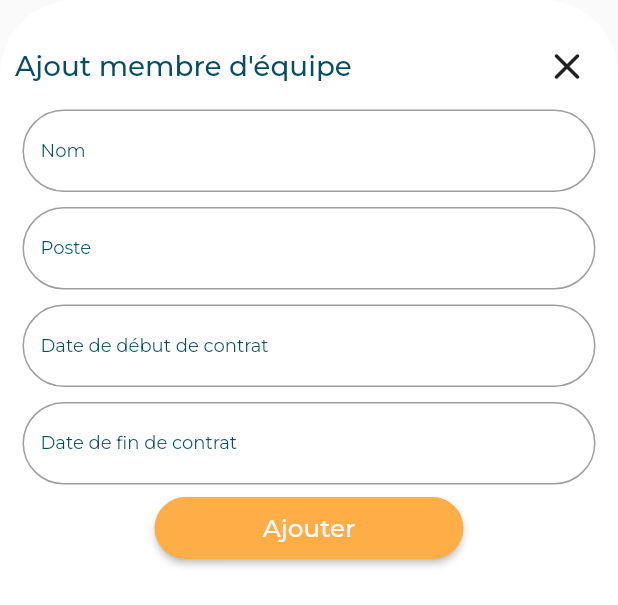
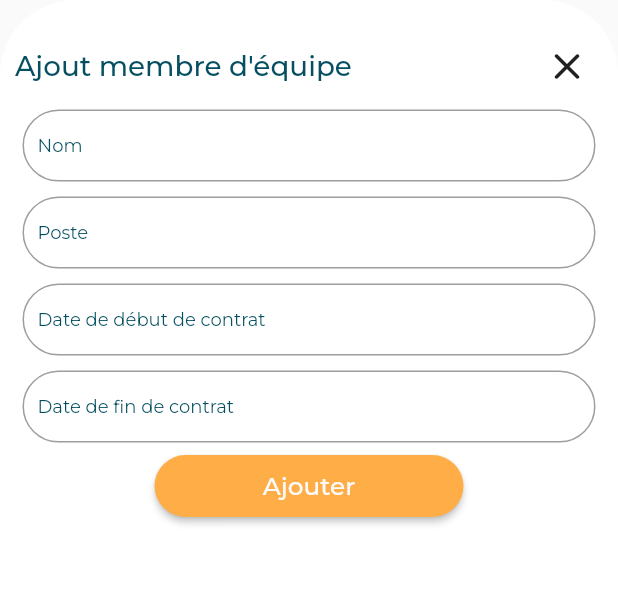
Before and after one commit to nicolasvanheusden/valendar, a Flutter app: the AddMember widget shown alone on an empty page, opened directly, on a phone screen of 412 x 824 dp. Shown: the top 605 px of the screen. Run offline on Flutter 3.47's test engine with Material 2 defaults, Android fonts, the phone set to English and light mode, and no system bars; our stand-ins replace another_flushbar, auto_size_text, csv, flutter_bloc, freezed_annotation, get_it and 4 more; missing offline and left inert: align_positioned.

Commit message:
--fix overflow bug on text big length

```diff
--- a/lib/presentation/member/add_member.dart
+++ b/lib/presentation/member/add_member.dart
@@ -95,6 +95,7 @@ class _AddMemberState extends State<AddMember> {
                     color: blue064F60,
                     fontSize: 12,
                   ),
+                  contentPadding: const EdgeInsets.symmetric(horizontal: 10),
                   constraints: BoxConstraints.loose(Size(MediaQuery.of(context).size.width, MediaQuery.of(context).size.height * 0.07))
                 ),
                 validator: (value) {
@@ -119,6 +120,7 @@ class _AddMemberState extends State<AddMember> {
                     color: blue064F60,
                     fontSize: 12,
                   ),
+                  contentPadding: const EdgeInsets.symmetric(horizontal: 10),
                   constraints: BoxConstraints.loose(Size(MediaQuery.of(context).size.width, MediaQuery.of(context).size.height * 0.07))
                 ),
                 validator: (value) {
@@ -147,6 +149,7 @@ class _AddMemberState extends State<AddMember> {
                     color: blue064F60,
                     fontSize: 12,
                   ),
+                  contentPadding: const EdgeInsets.symmetric(horizontal: 10),
                   constraints: BoxConstraints.loose(Size(MediaQuery.of(context).size.width, MediaQuery.of(context).size.height * 0.07))
                 ),
                 validator: (value) {
@@ -179,6 +182,7 @@ class _AddMemberState extends State<AddMember> {
                     color: blue064F60,
                     fontSize: 12,
                   ),
+                  contentPadding: const EdgeInsets.symmetric(horizontal: 10),
                   constraints: BoxConstraints.loose(Size(MediaQuery.of(context).size.width, MediaQuery.of(context).size.height * 0.07))
                 ),
                 validator: (value) {
--- a/lib/presentation/screen/team_screen.dart
+++ b/lib/presentation/screen/team_screen.dart
@@ -1,3 +1,4 @@
+import 'package:auto_size_text/auto_size_text.dart';
 import 'package:flutter/material.dart';
 import 'package:flutter/services.dart';
 import 'package:flutter_bloc/flutter_bloc.dart';
@@ -66,8 +67,10 @@ class _TeamScreenState extends State<TeamScreen> {
                           mainAxisAlignment: MainAxisAlignment.spaceEvenly,
                           crossAxisAlignment: CrossAxisAlignment.start,
                           children: [
-                            Text(
+                            AutoSizeText(
                               '${state.members.elementAt(index).name} : ${state.members.elementAt(index).role}',
+                              maxLines: 1,
+                              overflow: TextOverflow.ellipsis,
                               style: GoogleFonts.montserrat(
                                 fontSize: MediaQuery.of(context).size.height * 0.025
                               ),
--- a/pubspec.yaml
+++ b/pubspec.yaml
@@ -15,7 +15,7 @@ publish_to: 'none' # Remove this line if you wish to publish to pub.dev
 # In iOS, build-name is used as CFBundleShortVersionString while build-number used as CFBundleVersion.
 # Read more about iOS versioning at
 # https://developer.apple.com/library/archive/documentation/General/Reference/InfoPlistKeyReference/Articles/CoreFoundationKeys.html
-version: 1.0.0+2
+version: 1.0.0+3
 
 environment:
   sdk: ">=2.17.5 <3.0.0"
@@ -29,6 +29,7 @@ environment:
 dependencies:
   align_positioned: ^3.0.0
   another_flushbar: ^1.12.29
+  auto_size_text: ^3.0.0
   csv: ^5.0.1
   cupertino_icons: ^1.0.2
   flutter:
```
Also changed, not shown: lib/presentation/task/add_task.dart (+15 -5 lines), lib/presentation/task/task_tile.dart (+8 -3 lines), pubspec.lock, 3 other files.
